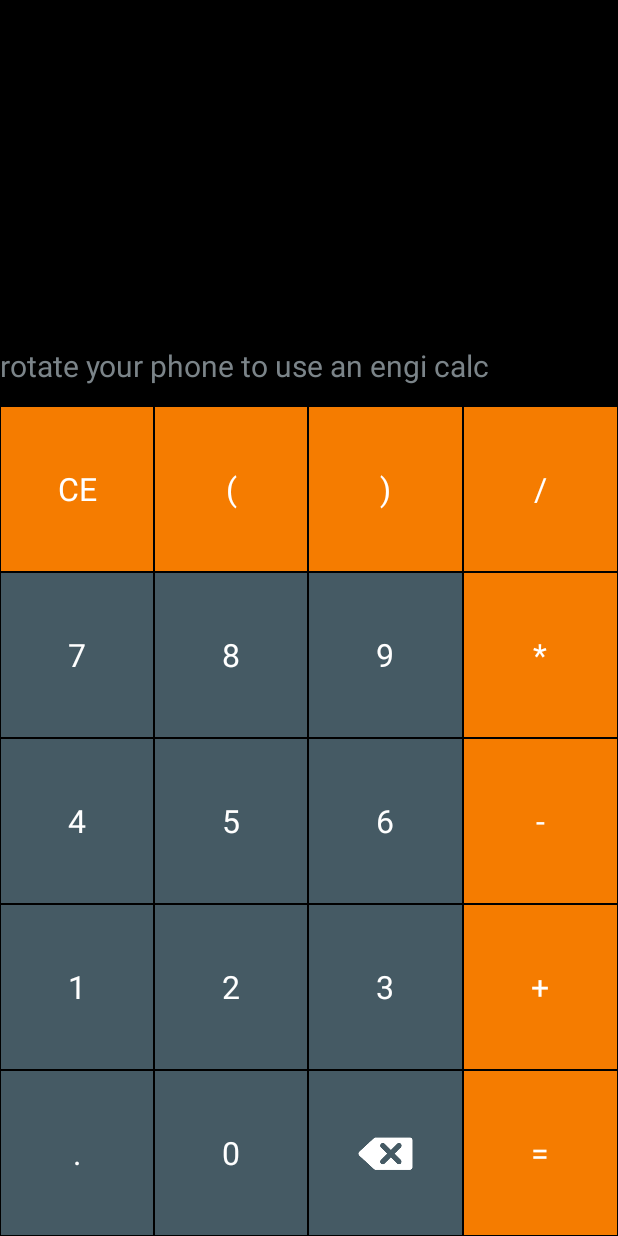
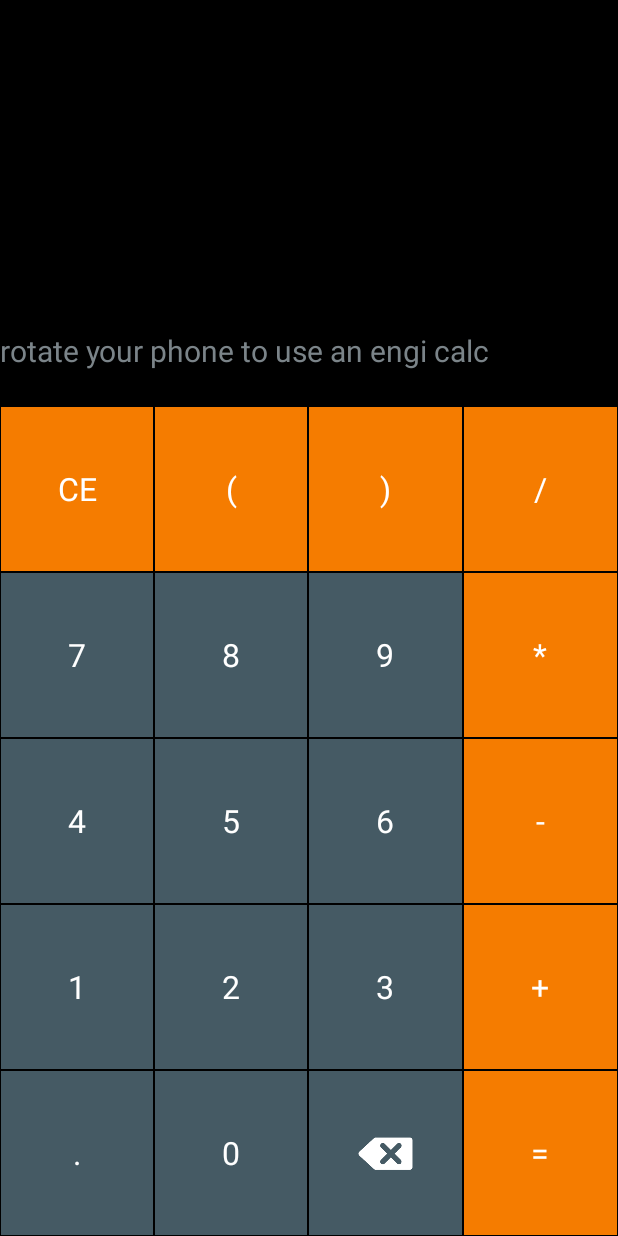
Before and after one commit to snoopcock/CoolEngiCalculator, an Android app: the EngiCalcActivity screen opened directly, with no data from a screen before it, on a phone screen of 412 x 824 dp. Run offline under Robolectric (Android 15) with nearby library versions, the phone set to English and light mode, and no system bars; 30 statements that could not run were skipped.

Commit message:
Update activity_engi_calc.xml

```diff
--- a/app/src/main/res/layout/activity_engi_calc.xml
+++ b/app/src/main/res/layout/activity_engi_calc.xml
@@ -42,7 +42,7 @@
                       android:text="rotate your phone to use an engi calc"
                       android:textColor="@color/engiButton"
                       android:textSize="20sp"
-                      android:layout_marginTop="70dp"/>
+                      android:layout_marginTop="60dp"/>
 
         </LinearLayout>
 
```
